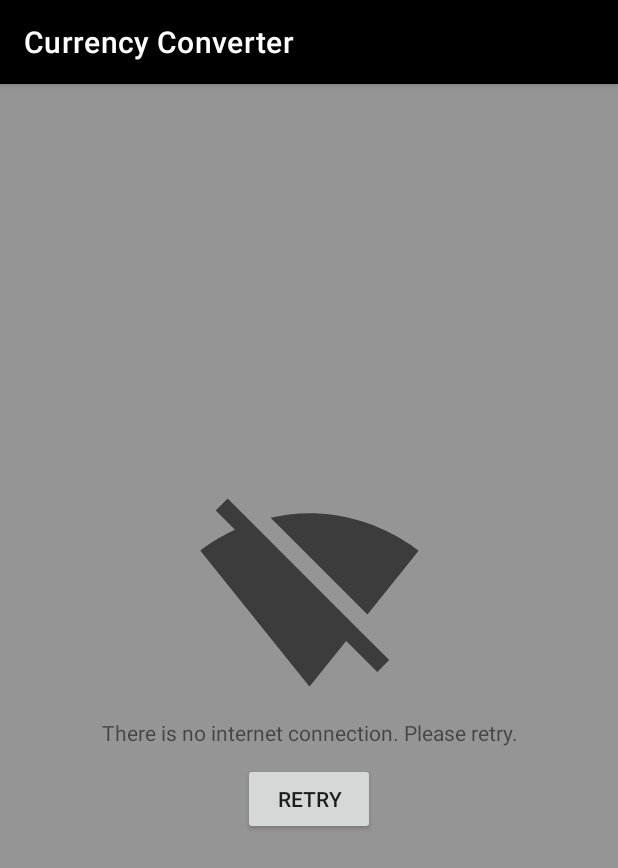
After one commit to BisiPaul/CurrencyConverter, an Android app: the NoInternetActivity screen opened directly, with no data from a screen before it, on a phone screen of 412 x 824 dp. The commit adds this screen. Shown: the top 868 px of the screen. Run offline under Robolectric (Android 15) with nearby library versions, the phone set to English and light mode, and no system bars; our stand-ins replace Dagger/Hilt's generated code, data binding, sdp/ssp sizes.

Commit message:
- add no connectivity handling

```diff
--- a/app/src/main/AndroidManifest.xml
+++ b/app/src/main/AndroidManifest.xml
@@ -20,6 +20,10 @@
                 <category android:name="android.intent.category.LAUNCHER" />
             </intent-filter>
         </activity>
+
+        <activity
+            android:name=".components.noInternet.NoInternetActivity"
+            android:launchMode="singleTask" />
     </application>
 
 </manifest>
--- /dev/null
+++ b/app/src/main/java/com/bisipaul/currencyconverter/components/noInternet/NoInternetActivity.kt
@@ -0,0 +1,35 @@
+package com.bisipaul.currencyconverter.components.noInternet
+
+import android.os.Bundle
+import android.widget.Toast
+import androidx.appcompat.app.AppCompatActivity
+import androidx.databinding.DataBindingUtil
+import com.bisipaul.currencyconverter.R
+import com.bisipaul.currencyconverter.databinding.NoInternetActivityBinding
+import com.bisipaul.currencyconverter.utils.NetworkChangeReceiver
+import dagger.hilt.android.AndroidEntryPoint
+
+/**
+ *  Created by paulbisioc on 07.06.2021
+ */
+@AndroidEntryPoint
+class NoInternetActivity: AppCompatActivity() {
+    private lateinit var binding: NoInternetActivityBinding
+
+    override fun onCreate(savedInstanceState: Bundle?) {
+        super.onCreate(savedInstanceState)
+        binding = DataBindingUtil.setContentView(this, R.layout.no_internet_activity)
+        setControls()
+    }
+
+    private fun setControls() {
+        binding.retryBT.setOnClickListener {
+            if (!NetworkChangeReceiver.isNetworkConnected(applicationContext)) {
+                Toast.makeText(this, resources.getString(R.string.warning_connect_to_internet), Toast.LENGTH_SHORT).show()
+                return@setOnClickListener
+            } else {
+                finish()
+            }
+        }
+    }
+}
--- /dev/null
+++ b/app/src/main/res/drawable/ic_no_internet.xml
@@ -0,0 +1,10 @@
+<vector xmlns:android="http://schemas.android.com/apk/res/android"
+    android:width="150dp"
+    android:height="150dp"
+    android:viewportWidth="24"
+    android:viewportHeight="24"
+    android:tint="?attr/colorControlNormal">
+  <path
+      android:fillColor="@android:color/white"
+      android:pathData="M23.64,7c-0.45,-0.34 -4.93,-4 -11.64,-4 -1.5,0 -2.89,0.19 -4.15,0.48L18.18,13.8 23.64,7zM17.04,15.22L3.27,1.44 2,2.72l2.05,2.06C1.91,5.76 0.59,6.82 0.36,7l11.63,14.49 0.01,0.01 0.01,-0.01 3.9,-4.86 3.32,3.32 1.27,-1.27 -3.46,-3.46z"/>
+</vector>
--- /dev/null
+++ b/app/src/main/res/layout/no_internet_activity.xml
@@ -0,0 +1,48 @@
+<layout xmlns:android="http://schemas.android.com/apk/res/android"
+    xmlns:app="http://schemas.android.com/apk/res-auto">
+
+    <androidx.constraintlayout.widget.ConstraintLayout
+        android:layout_width="match_parent"
+        android:layout_height="match_parent"
+        android:background="@color/lightGrey">
+
+        <androidx.appcompat.widget.AppCompatImageView
+            android:id="@+id/noInternetIV"
+            android:layout_width="wrap_content"
+            android:layout_height="wrap_content"
+            android:src="@drawable/ic_no_internet"
+            app:layout_constraintTop_toTopOf="parent"
+            app:layout_constraintStart_toStartOf="parent"
+            app:layout_constraintEnd_toEndOf="parent"
+            app:layout_constraintBottom_toTopOf="@id/titleTV"
+            app:layout_constraintVertical_chainStyle="packed"
+            android:layout_gravity="center"/>
+
+        <androidx.appcompat.widget.AppCompatTextView
+            android:id="@+id/titleTV"
+            android:layout_width="wrap_content"
+            android:layout_height="wrap_content"
+            android:layout_gravity="center"
+            android:text="@string/no_internet_label"
+            app:layout_constraintStart_toStartOf="parent"
+            app:layout_constraintEnd_toEndOf="parent"
+            android:layout_marginTop="@dimen/marginXSmall"
+            app:layout_constraintBottom_toTopOf="@id/retryBT"
+            app:layout_constraintTop_toBottomOf="@id/noInternetIV"
+            android:textAlignment="center" />
+
+        <androidx.appcompat.widget.AppCompatButton
+            android:id="@+id/retryBT"
+            android:layout_width="wrap_content"
+            android:layout_height="wrap_content"
+            android:layout_gravity="center"
+            android:layout_marginTop="@dimen/marginSmall"
+            app:layout_constraintStart_toStartOf="parent"
+            app:layout_constraintEnd_toEndOf="parent"
+            app:layout_constraintBottom_toBottomOf="parent"
+            app:layout_constraintTop_toBottomOf="@id/titleTV"
+            android:text="@string/no_internet_button"/>
+
+    </androidx.constraintlayout.widget.ConstraintLayout>
+
+</layout>
--- a/app/src/main/res/values/strings.xml
+++ b/app/src/main/res/values/strings.xml
@@ -1,5 +1,5 @@
 <resources>
-    <string name="app_name">currencyconverter</string>
+    <string name="app_name">Currency Converter</string>
 
     <!-- Currency symbols -->
     <string name="aud">AUD</string>
@@ -70,4 +70,7 @@
     <string name="zar_name">South African Rand</string>
     <string name="currency_name_placeholder">Placeholder</string>
 
+    <string name="no_internet_label">There is no internet connection. Please retry.</string>
+    <string name="no_internet_button">Retry</string>
+    <string name="warning_connect_to_internet">Please connect to the internet and try again.</string>
 </resources>
```
Also changed, not shown: app/src/main/java/com/bisipaul/currencyconverter/components/main/MainActivity.kt (+19 -0 lines), app/src/main/java/com/bisipaul/currencyconverter/utils/NetworkChangeReceiver.kt (added, +71 -0 lines).
